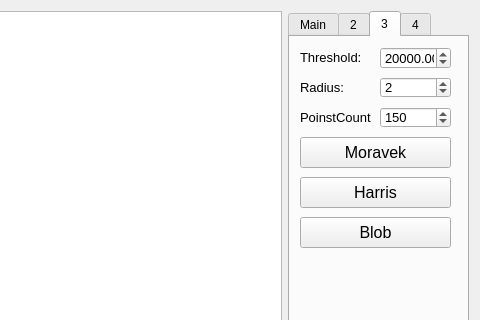
faystmax/ComputerVision, file Gui/mainwindow.ui: the form before one commit; both pictures show x 662 to 1142 and y 0 to 320 of the 1142 by 595 pixel window.
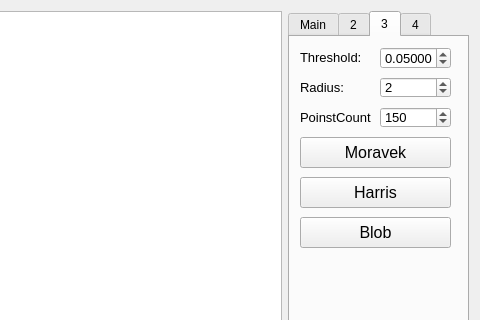
The form after the commit. The open tabs and pages were chosen to show the change. Icons and pictures are not drawn.

The edit to the form file:
```diff
--- a/Gui/mainwindow.ui
+++ b/Gui/mainwindow.ui
@@ -721,7 +721,7 @@
          </font>
         </property>
         <property name="decimals">
-         <number>2</number>
+         <number>5</number>
         </property>
         <property name="maximum">
          <double>999999999.990000009536743</double>
@@ -730,7 +730,7 @@
          <double>0.010000000000000</double>
         </property>
         <property name="value">
-         <double>20000.000000000000000</double>
+         <double>0.050000000000000</double>
         </property>
        </widget>
       </widget>
```
Left out of the diff: 6 changed lines with no effect on the pictures.
